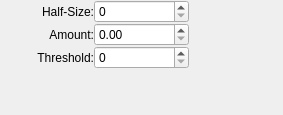
The window that krita/plugins/filters/unsharp/wdgunsharp.ui (KDE/krita) describes before a commit, drawn with Qt 5.
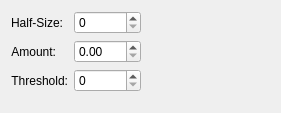
The same window after the commit.

Commit message: Changed the UI which contains labels and textfields into QFormLayout to set alignment issues

```diff
--- a/krita/plugins/filters/unsharp/wdgunsharp.ui
+++ b/krita/plugins/filters/unsharp/wdgunsharp.ui
@@ -6,27 +6,13 @@
    <rect>
     <x>0</x>
     <y>0</y>
-    <width>283</width>
-    <height>115</height>
+    <width>281</width>
+    <height>113</height>
    </rect>
   </property>
-  <layout class="QGridLayout">
-   <property name="margin">
-    <number>0</number>
-   </property>
-   <property name="spacing">
-    <number>0</number>
-   </property>
-   <item row="0" column="1">
-    <widget class="QSpinBox" name="intHalfSize">
-     <property name="sizePolicy">
-      <sizepolicy hsizetype="Expanding" vsizetype="Fixed">
-       <horstretch>0</horstretch>
-       <verstretch>0</verstretch>
-      </sizepolicy>
-     </property>
-    </widget>
-   </item>
+  <layout class="QGridLayout" name="gridLayout">
+   <item row="0" column="0">
+    <layout class="QFormLayout" name="formLayout">
    <item row="0" column="0">
     <widget class="QLabel" name="textLabel1">
      <property name="sizePolicy">
@@ -46,6 +32,35 @@
      </property>
     </widget>
    </item>
+     <item row="0" column="1">
+      <widget class="QSpinBox" name="intHalfSize">
+       <property name="sizePolicy">
+        <sizepolicy hsizetype="Expanding" vsizetype="Fixed">
+         <horstretch>0</horstretch>
+         <verstretch>0</verstretch>
+        </sizepolicy>
+       </property>
+      </widget>
+     </item>
+     <item row="1" column="0">
+      <widget class="QLabel" name="textLabel3">
+       <property name="sizePolicy">
+        <sizepolicy hsizetype="MinimumExpanding" vsizetype="Preferred">
+         <horstretch>0</horstretch>
+         <verstretch>0</verstretch>
+        </sizepolicy>
+       </property>
+       <property name="text">
+        <string>Amount:</string>
+       </property>
+       <property name="alignment">
+        <set>Qt::AlignRight|Qt::AlignTrailing|Qt::AlignVCenter</set>
+       </property>
+       <property name="wordWrap">
+        <bool>false</bool>
+       </property>
+      </widget>
+     </item>
    <item row="1" column="1">
     <widget class="QDoubleSpinBox" name="doubleAmount">
      <property name="sizePolicy">
@@ -75,25 +90,6 @@
      </property>
     </widget>
    </item>
-   <item row="1" column="0">
-    <widget class="QLabel" name="textLabel3">
-     <property name="sizePolicy">
-      <sizepolicy hsizetype="MinimumExpanding" vsizetype="Preferred">
-       <horstretch>0</horstretch>
-       <verstretch>0</verstretch>
-      </sizepolicy>
-     </property>
-     <property name="text">
-      <string>Amount:</string>
-     </property>
-     <property name="alignment">
-      <set>Qt::AlignRight|Qt::AlignTrailing|Qt::AlignVCenter</set>
-     </property>
-     <property name="wordWrap">
-      <bool>false</bool>
-     </property>
-    </widget>
-   </item>
    <item row="2" column="1">
     <widget class="QSpinBox" name="intThreshold">
      <property name="sizePolicy">
@@ -104,7 +100,22 @@
      </property>
     </widget>
    </item>
-   <item row="3" column="0" colspan="2">
+    </layout>
+   </item>
+   <item row="0" column="1">
+    <spacer name="horizontalSpacer">
+     <property name="orientation">
+      <enum>Qt::Horizontal</enum>
+     </property>
+     <property name="sizeHint" stdset="0">
+      <size>
+       <width>40</width>
+       <height>20</height>
+      </size>
+     </property>
+    </spacer>
+   </item>
+   <item row="1" column="0">
     <spacer>
      <property name="orientation">
       <enum>Qt::Vertical</enum>
@@ -120,19 +131,6 @@
      </property>
     </spacer>
    </item>
-   <item row="0" column="2" rowspan="3">
-    <spacer name="horizontalSpacer">
-     <property name="orientation">
-      <enum>Qt::Horizontal</enum>
-     </property>
-     <property name="sizeHint" stdset="0">
-      <size>
-       <width>40</width>
-       <height>20</height>
-      </size>
-     </property>
-    </spacer>
-   </item>
   </layout>
  </widget>
  <layoutdefault spacing="6" margin="11"/>
```
Lines whose indentation alone changed are shown as unchanged. The commit also changes 91 other files.
